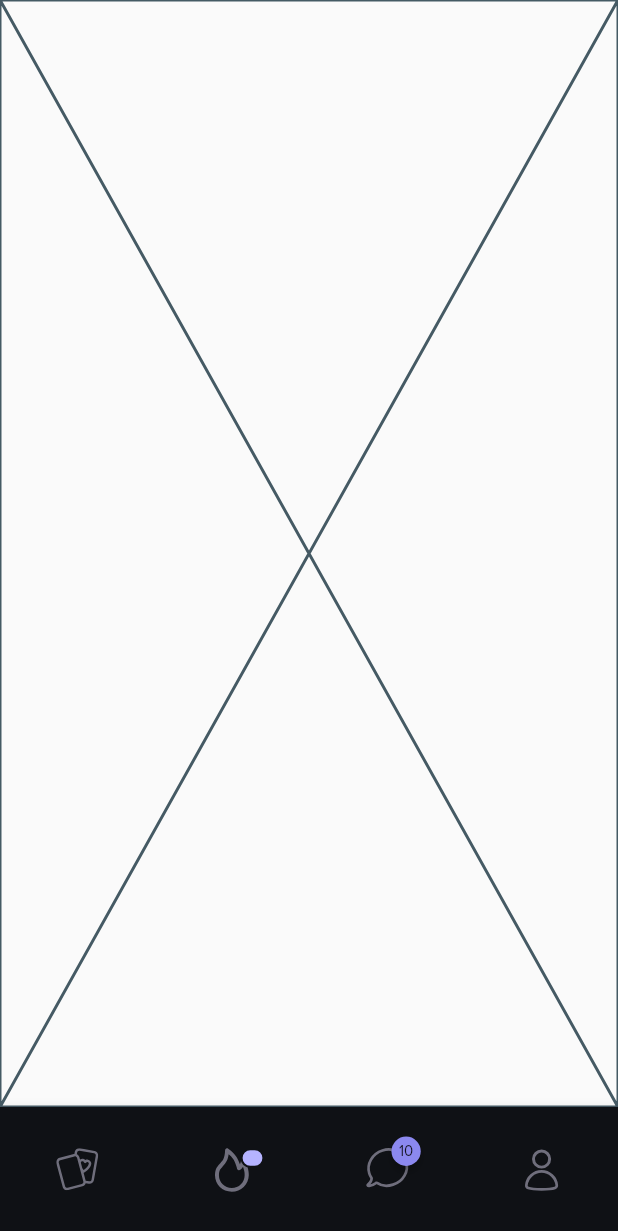
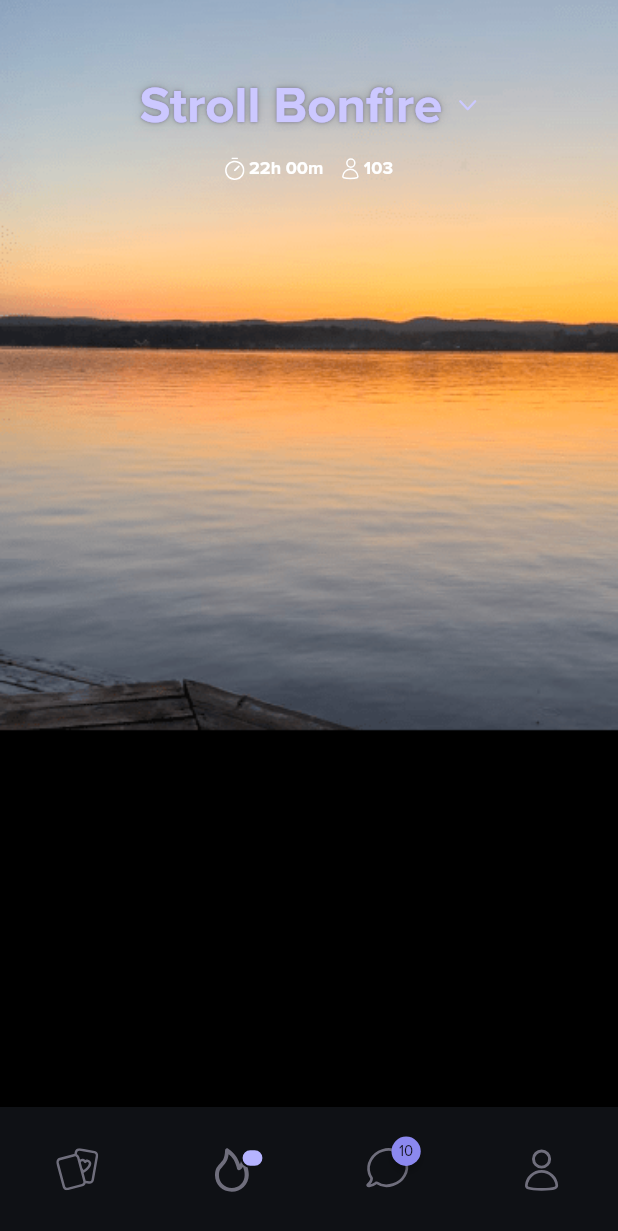
Before and after one commit to ibrajix/stroll_task, a Flutter app: the screen it shows after launch, on a phone screen of 412 x 824 dp. Shown: the top 1231 px of the screen. Run offline on Flutter 3.47's test engine with Material 3 defaults, Android fonts, the phone set to English and light mode, and no system bars; drawn by our look-alikes of badges; our stand-ins replace flutter_bloc, flutter_svg, get_it.

Commit message:
- completed top header section for the dashboard

```diff
--- a/lib/constants/colors.dart
+++ b/lib/constants/colors.dart
@@ -2,5 +2,8 @@ import 'dart:ui';
 
 abstract class StrollColors {
   static const strollPurple = Color(0xFF8B88EF);
+  static const strollWhite = Color(0xFFFFFFFF);
+  static const strollBlack = Color(0xFF000000);
+  static const strollPurpleShade = Color(0xFFCCC8FF);
   static const blackBg = Color(0xFF0F1115);
 }
--- a/lib/constants/images.dart
+++ b/lib/constants/images.dart
@@ -2,9 +2,17 @@ const svgImage = "assets/images/svg";
 const otherImage = "assets/images/others";
 
 class Assets {
+  //svgs
   static const logo = "$svgImage/stroll.svg";
   static const home = "$svgImage/home.svg";
   static const bonfire = "$svgImage/bonfire.svg";
   static const chat = "$svgImage/chat.svg";
   static const user = "$svgImage/user.svg";
+  static const timer = "$svgImage/timer.svg";
+  static const people = "$svgImage/people.svg";
+  static const headerLogo = "$svgImage/header.svg";
+  static const caretDown = "$svgImage/caret_down.svg";
+
+  //png
+  static const homeBg = "$otherImage/home_bg.png";
 }
--- a/lib/features/dashboard/view/dashboard.dart
+++ b/lib/features/dashboard/view/dashboard.dart
@@ -1,4 +1,8 @@
-import 'package:flutter/cupertino.dart';
+import 'package:flutter/material.dart';
+import 'package:flutter/services.dart';
+import 'package:flutter_svg/flutter_svg.dart';
+import 'package:stroll_task/constants/colors.dart';
+import 'package:stroll_task/constants/images.dart';
 
 class Dashboard extends StatefulWidget {
   const Dashboard({super.key});
@@ -10,6 +14,90 @@ class Dashboard extends StatefulWidget {
 class _DashboardState extends State<Dashboard> {
   @override
   Widget build(BuildContext context) {
-    return const Placeholder();
+    SystemChrome.setSystemUIOverlayStyle(
+      const SystemUiOverlayStyle(
+        statusBarColor: Colors.transparent,
+        statusBarIconBrightness: Brightness.light,
+      ),
+    );
+
+    return Scaffold(
+      backgroundColor: StrollColors.strollBlack,
+      body: Stack(
+        children: [
+          Positioned(
+            height: MediaQuery.of(context).size.height * 0.6,
+            width: MediaQuery.of(context).size.width,
+            child: Image.asset(
+              Assets.homeBg,
+              fit: BoxFit.cover,
+            ),
+          ),
+          Column(
+            crossAxisAlignment: CrossAxisAlignment.center,
+            children: [
+              const SizedBox(height: 50),
+              Row(
+                mainAxisAlignment: MainAxisAlignment.center,
+                crossAxisAlignment: CrossAxisAlignment.center,
+                children: [
+                  const Text(
+                    'Stroll Bonfire',
+                    style: TextStyle(
+                      fontSize: 34,
+                      fontWeight: FontWeight.w700,
+                      color:
+                          StrollColors.strollPurpleShade, // Text color: #B3ADF6
+                      shadows: [
+                        Shadow(
+                          color: Color(0x33000000), // #00000033
+                          blurRadius: 7.9,
+                        ),
+                        Shadow(
+                          color: Color(0xFFBEBEBE), // #BEBEBE
+                          blurRadius: 2,
+                        ),
+                        Shadow(
+                          color: Color(0x8024232F), // #24232F80 (50% opacity)
+                          blurRadius: 2,
+                        ),
+                        Shadow(
+                          color: Color(0xFFB3ADF6), // Border color: #B3ADF6
+                          blurRadius: 0.32,
+                        ),
+                      ],
+                    ),
+                  ),
+                  const SizedBox(width: 10),
+                  SvgPicture.asset(Assets.caretDown),
+                ],
+              ),
+              const SizedBox(height: 14),
+              Row(
+                mainAxisAlignment: MainAxisAlignment.center,
+                crossAxisAlignment: CrossAxisAlignment.center,
+                children: [
+                  SvgPicture.asset(Assets.timer),
+                  const SizedBox(width: 3),
+                  const Text('22h 00m',
+                      style: TextStyle(
+                          color: StrollColors.strollWhite,
+                          fontSize: 12,
+                          fontWeight: FontWeight.w600)),
+                  const SizedBox(width: 12),
+                  SvgPicture.asset(Assets.people),
+                  const SizedBox(width: 3),
+                  const Text('103',
+                      style: TextStyle(
+                          color: StrollColors.strollWhite,
+                          fontSize: 12,
+                          fontWeight: FontWeight.w600))
+                ],
+              )
+            ],
+          )
+        ],
+      ),
+    );
   }
 }
```
Also changed, not shown: assets/images/others/home_bg.png (added), assets/images/svg/caret_down.svg (added), assets/images/svg/header.svg (added), assets/images/svg/people.svg (added), assets/images/svg/timer.svg (added).
